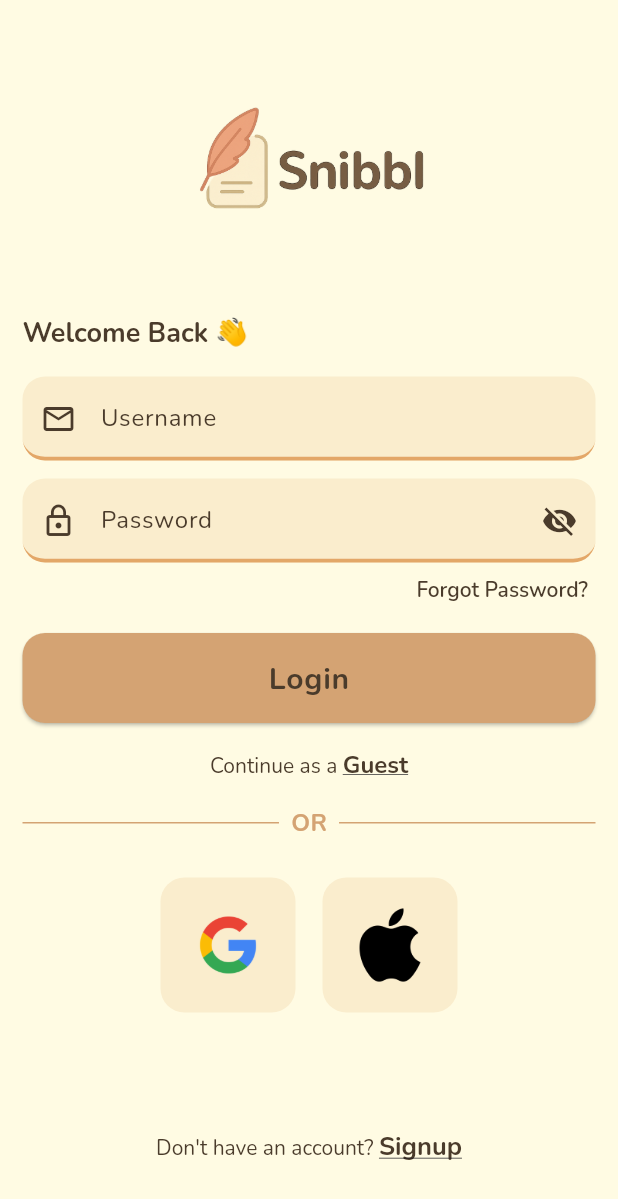
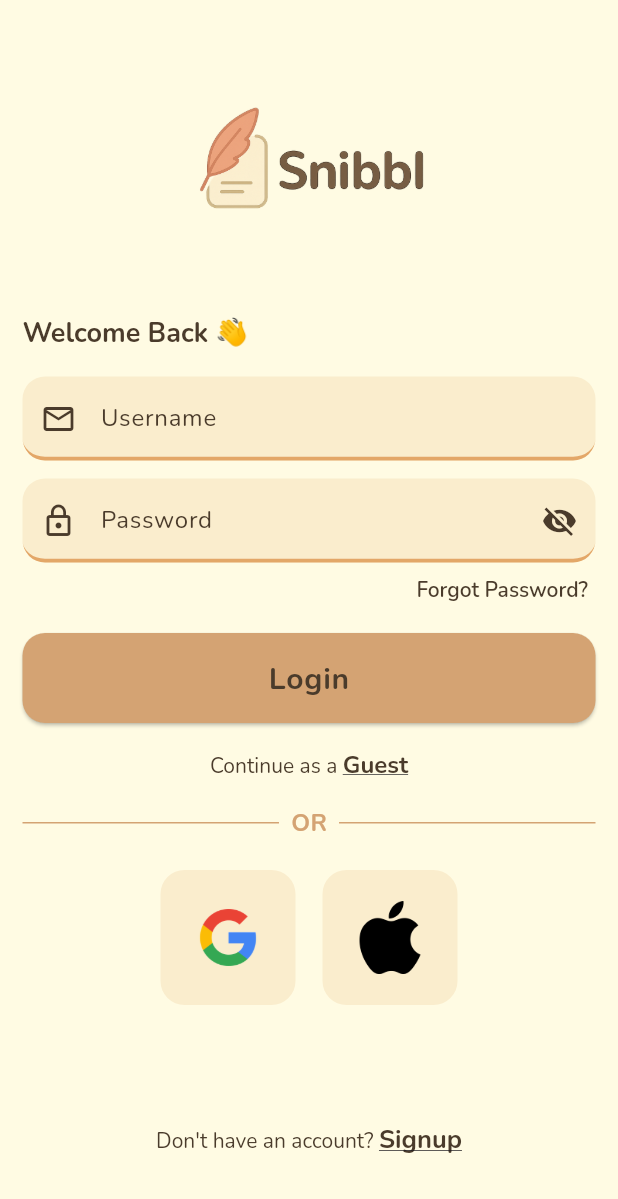
Before and after one commit to gaara40/snibbl, a Flutter app: the screen it shows after launch, on a phone screen of 412 x 824 dp. Shown: the top 1199 px of the screen. Run offline on Flutter 3.47's test engine with Material 3 defaults, Android fonts, the light colour scheme and no system bars; our stand-ins replace firebase_auth, firebase_core, google_fonts; accounts and stored records are empty.

Commit message:
Fixed layout of login screen

```diff
--- a/lib/screens/login_screen.dart
+++ b/lib/screens/login_screen.dart
@@ -242,8 +242,9 @@ class _LoginScreenState extends State<LoginScreen> {
                   ],
                 ),
 
-                SizedBox(height: 25),
+                SizedBox(height: 20),
 
+                //social logins
                 Row(
                   mainAxisAlignment: MainAxisAlignment.center,
                   mainAxisSize: MainAxisSize.min,
```
